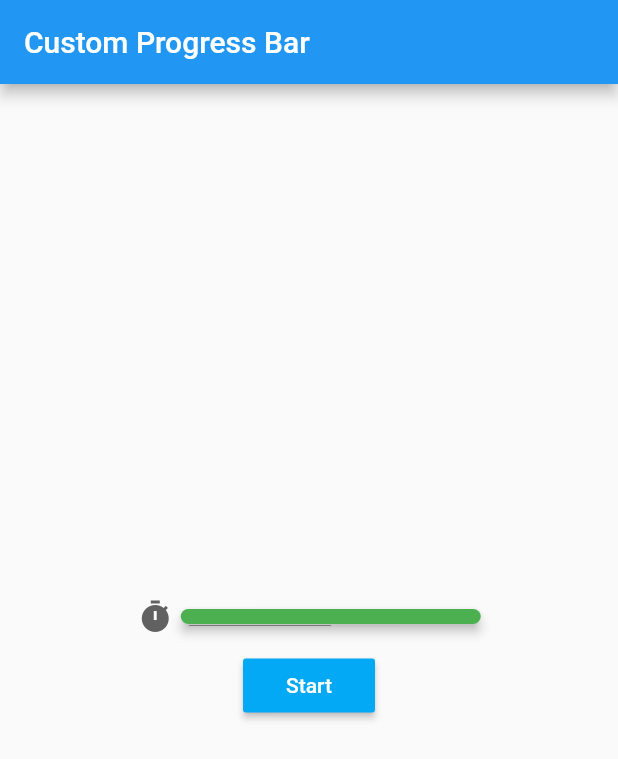
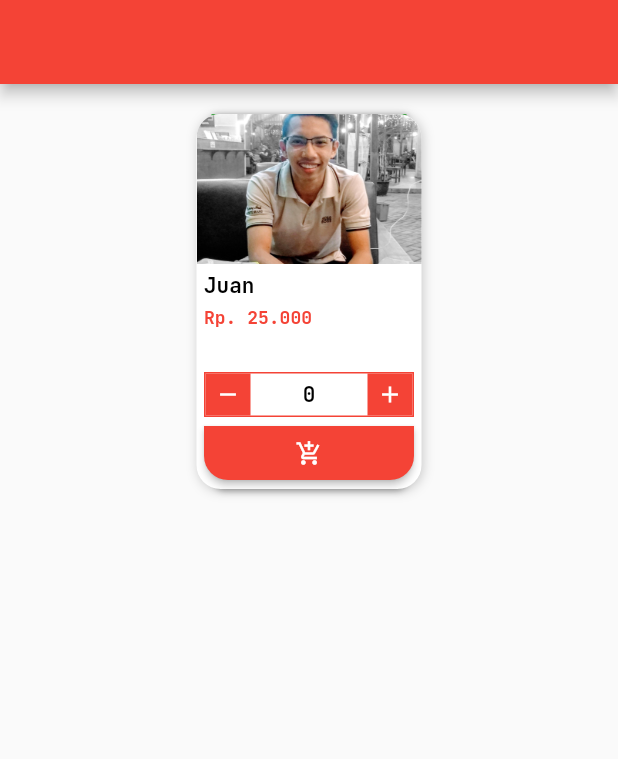
Before and after one commit to myxzlpltk/flutter-learning, a Flutter app: the screen it shows after launch, on a phone screen of 412 x 824 dp. Shown: the top 759 px of the screen. Run offline on Flutter 3.47's test engine with Material 2 defaults, Android fonts, the phone set to English and light mode, and no system bars.

Commit message:
Product Card (BoxShadow, RoundedRectangleBorder)

```diff
--- a/lib/main.dart
+++ b/lib/main.dart
@@ -1,6 +1,5 @@
-import 'dart:async';
-
 import 'package:flutter/material.dart';
+import 'package:learn_flutter/product_card.dart';
 import 'package:provider/provider.dart';
 
 void main() {
@@ -11,35 +10,32 @@ class MyApp extends StatelessWidget {
   @override
   Widget build(BuildContext context) {
     return MaterialApp(
+      debugShowCheckedModeBanner: false,
       home: Scaffold(
-        appBar: AppBar(title: Text("Custom Progress Bar")),
-        body: Center(
-          child: ChangeNotifierProvider<TimeState>(
-            create: (context) => TimeState(),
-            child: Column(
-              mainAxisAlignment: MainAxisAlignment.center,
-              crossAxisAlignment: CrossAxisAlignment.center,
-              children: [
-                Consumer<TimeState>(
-                  builder: (context, timeState, _) => CustomProgressBar(
-                    width: 200,
-                    value: timeState.time,
-                  ),
+        appBar: AppBar(backgroundColor: firstColor),
+        body: ChangeNotifierProvider<ProductState>(
+          create: (context, ) => ProductState(),
+          child: Container(
+            margin: EdgeInsets.all(20),
+            child: Align(
+              alignment: Alignment.topCenter,
+              child: Consumer<ProductState>(
+                builder: (context, productState, _) => ProductCard(
+                  name: "Juan",
+                  price: "Rp. 25.000",
+                  quantity: productState.quantity,
+                  notification: (productState.quantity > 5) ? "Diskon 10%" : null,
+                  onAddCartTap: (){
+
+                  },
+                  onIncrementTap: (){
+                    productState.quantity += 1;
+                  },
+                  onDecrementTap: (){
+                    productState.quantity -= 1;
+                  },
                 ),
-                SizedBox(height: 10),
-                Consumer<TimeState>(
-                  builder: (context, timeState, _) => RaisedButton(
-                    color: Colors.lightBlue,
-                    child: Text("Start", style: TextStyle(color: Colors.white)),
-                    onPressed: (){
-                      Timer.periodic(Duration(seconds: 1), (timer) {
-                        if(timeState.time == 0) timer.cancel();
-                        else timeState.time -= 1;
-                      });
-                    },
-                  ),
-                )
-              ],
+              ),
             ),
           ),
         ),
@@ -48,58 +44,12 @@ class MyApp extends StatelessWidget {
   }
 }
 
-class CustomProgressBar extends StatelessWidget {
-  final double width;
-  final int value;
-  final int totalValue = 15;
+class ProductState with ChangeNotifier{
+  int _quantity = 0;
 
-  const CustomProgressBar({Key key, this.width, this.value})
-      : super(key: key);
-
-  @override
-  Widget build(BuildContext context) {
-    double ratio = value / totalValue;
-    return Row(
-      mainAxisAlignment: MainAxisAlignment.center,
-      children: [
-        Icon(Icons.timer, color: Colors.grey[700]),
-        SizedBox(width: 5),
-        Stack(
-          children: [
-            Container(
-              width: width,
-              height: 10,
-              decoration: BoxDecoration(
-                color: Colors.grey[300],
-                borderRadius: BorderRadius.circular(5),
-              ),
-            ),
-            Material(
-              borderRadius: BorderRadius.circular(5),
-              elevation: 3,
-              child: AnimatedContainer(
-                width: ratio * width,
-                height: 10,
-                duration: Duration(milliseconds: 500),
-                decoration: BoxDecoration(
-                  color: (ratio < 0.3) ? Colors.red : (ratio < 0.6) ? Colors.orange : Colors.green ,
-                  borderRadius: BorderRadius.circular(5),
-                ),
-              ),
-            )
-          ],
-        )
-      ],
-    );
-  }
-}
-
-class TimeState with ChangeNotifier{
-  int _time = 15;
-
-  int get time => _time;
-  set time(int value){
-    _time = value;
+  int get quantity => _quantity;
+  set quantity(value){
+    _quantity = value;
     notifyListeners();
   }
 }
--- /dev/null
+++ b/lib/product_card.dart
@@ -0,0 +1,174 @@
+import 'package:flutter/material.dart';
+
+const Color firstColor = Color(0xFFF44336);
+const Color secondColor = Color(0xFF4CAF50);
+
+class ProductCard extends StatelessWidget {
+  final String name;
+  final String price;
+  final TextStyle textStyle = TextStyle(
+    fontFamily: "JetBrainsMono",
+    fontSize: 14,
+    fontWeight: FontWeight.bold,
+    color: Colors.black,
+  );
+  final int quantity;
+  final Function onAddCartTap;
+  final Function onDecrementTap;
+  final Function onIncrementTap;
+  final String notification;
+
+  ProductCard(
+      {Key key,
+      this.name,
+      this.price,
+      this.onAddCartTap,
+      this.onDecrementTap,
+      this.onIncrementTap,
+      this.quantity = 0,
+      this.notification})
+      : super(key: key);
+
+  @override
+  Widget build(BuildContext context) {
+    return Stack(
+      children: [
+        AnimatedContainer(
+          margin: EdgeInsets.only(left: 10, right: 10),
+          width: 130,
+          height: (notification != null) ? 270 : 250,
+          duration: Duration(milliseconds: 300),
+          decoration: BoxDecoration(
+            boxShadow: [
+              BoxShadow(
+                blurRadius: 3,
+                offset: Offset(1, 1),
+                color: Colors.black.withOpacity(0.3),
+              )
+            ],
+            borderRadius: BorderRadius.only(
+              bottomLeft: Radius.circular(8),
+              bottomRight: Radius.circular(8),
+            ),
+            color: secondColor,
+          ),
+          child: Align(
+            alignment: Alignment.bottomCenter,
+            child: Text(
+              (notification != null) ? notification : "",
+              style: textStyle.copyWith(
+                color: Colors.white,
+                fontSize: 12,
+              ),
+            ),
+          ),
+        ),
+        Container(
+          width: 150,
+          height: 250,
+          decoration: BoxDecoration(
+            color: Colors.white,
+            borderRadius: BorderRadius.circular(16),
+            boxShadow: [
+              BoxShadow(
+                color: Colors.black.withOpacity(0.2),
+                blurRadius: 6,
+                offset: Offset(1, 1),
+              )
+            ],
+          ),
+          child: Column(
+            mainAxisAlignment: MainAxisAlignment.spaceBetween,
+            children: [
+              Column(
+                crossAxisAlignment: CrossAxisAlignment.start,
+                children: [
+                  Container(
+                    width: 150,
+                    height: 100,
+                    decoration: BoxDecoration(
+                      borderRadius: BorderRadius.only(
+                        topLeft: Radius.circular(16),
+                        topRight: Radius.circular(16),
+                      ),
+                      image: DecorationImage(
+                        image: AssetImage("assets/juan.jpg"),
+                        fit: BoxFit.cover,
+                      ),
+                    ),
+                  ),
+                  Container(
+                    margin: EdgeInsets.all(5),
+                    child: Text(name, style: textStyle),
+                  ),
+                  Container(
+                    margin: EdgeInsets.only(left: 5, right: 5),
+                    child: Text(
+                      price,
+                      style: textStyle.copyWith(
+                        fontSize: 12,
+                        color: firstColor,
+                      ),
+                    ),
+                  )
+                ],
+              ),
+              Column(
+                children: [
+                  Container(
+                    width: 140,
+                    height: 30,
+                    decoration: BoxDecoration(
+                      border: Border.all(color: firstColor),
+                    ),
+                    child: Row(
+                      mainAxisAlignment: MainAxisAlignment.spaceBetween,
+                      children: [
+                        GestureDetector(
+                          onTap: onDecrementTap,
+                          child: Container(
+                            width: 30,
+                            height: 30,
+                            color: firstColor,
+                            child: Icon(Icons.remove,
+                                size: 18, color: Colors.white),
+                          ),
+                        ),
+                        Text(quantity.toString(), style: textStyle),
+                        GestureDetector(
+                          onTap: onIncrementTap,
+                          child: Container(
+                            width: 30,
+                            height: 30,
+                            color: firstColor,
+                            child:
+                                Icon(Icons.add, size: 18, color: Colors.white),
+                          ),
+                        ),
+                      ],
+                    ),
+                  ),
+                  SizedBox(
+                    width: 140,
+                    child: RaisedButton(
+                      child: Icon(Icons.add_shopping_cart,
+                          size: 18, color: Colors.white),
+                      onPressed: onAddCartTap,
+                      color: firstColor,
+                      shape: RoundedRectangleBorder(
+                        borderRadius: BorderRadius.only(
+                          bottomLeft: Radius.circular(16),
+                          bottomRight: Radius.circular(16),
+                        ),
+                      ),
+                    ),
+                  ),
+                ],
+              ),
+            ],
+          ),
+        ),
+      ],
+    );
+  }
+}
```
